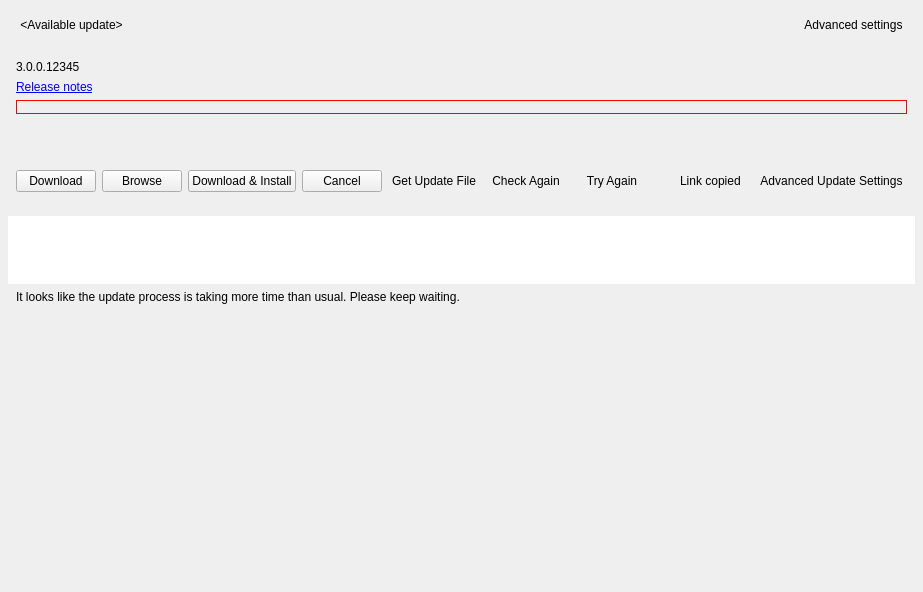
First picture: the form in vms/client/nx_vms_client_desktop/src/nx/vms/client/desktop/system_update/multi_server_updates_widget.ui, repository networkoptix/nx_open, before the edit.
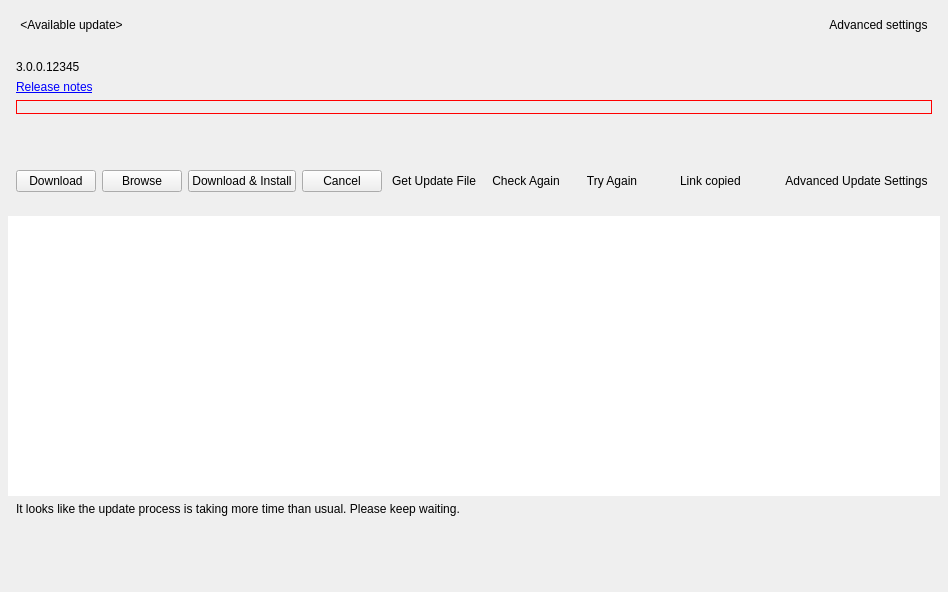
Second picture: the form after the edit. Custom widgets are drawn as their Qt base class.

Commit message:
VMS-42124: Fix system update widget layout
It was broken by a recent commit.

Patch:
```diff
--- a/vms/client/nx_vms_client_desktop/src/nx/vms/client/desktop/system_update/multi_server_updates_widget.ui
+++ b/vms/client/nx_vms_client_desktop/src/nx/vms/client/desktop/system_update/multi_server_updates_widget.ui
@@ -6,11 +6,11 @@
    <rect>
     <x>0</x>
     <y>0</y>
-    <width>862</width>
+    <width>948</width>
     <height>592</height>
    </rect>
   </property>
-  <layout class="QVBoxLayout" name="verticalLayout" stretch="0,0,1">
+  <layout class="QVBoxLayout" name="verticalLayout" stretch="0,1,0">
    <property name="spacing">
     <number>0</number>
    </property>
@@ -603,7 +603,7 @@
    </item>
    <item>
     <widget class="QWidget" name="widget" native="true">
-     <layout class="QVBoxLayout" name="verticalLayout_2" stretch="0,1,0">
+     <layout class="QVBoxLayout" name="verticalLayout_2" stretch="1,0,0">
       <property name="leftMargin">
        <number>8</number>
       </property>
```
